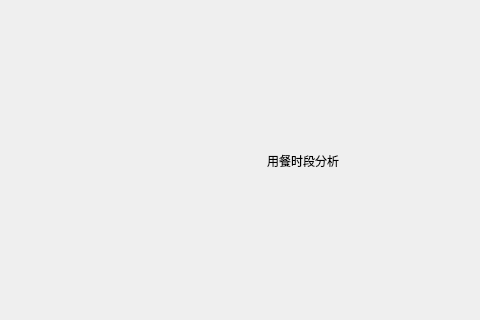
Qt form canteen_ordering/mainwindow.ui (Zyf-de-github/canteen_ordering) before a commit; both pictures show x 133 to 613 and y 193 to 513 of the 794 by 675 pixel window.
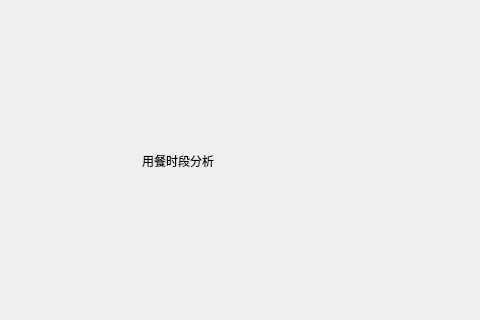
The same form after that commit.

Commit message: 完善数据记录和读取、分析

Diff of the .ui file:
```diff
--- a/canteen_ordering/mainwindow.ui
+++ b/canteen_ordering/mainwindow.ui
@@ -359,7 +359,7 @@
          </layout>
         </item>
         <item>
-         <layout class="QHBoxLayout" name="horizontalLayout_5" stretch="1,1">
+         <layout class="QHBoxLayout" name="horizontalLayout_5" stretch="1,2">
           <item>
            <layout class="QVBoxLayout" name="verticalLayout_21" stretch="1,10">
             <item>
```
Left out of the diff: 2 changed lines with no effect on the pictures. The commit also changes 2 other files.
